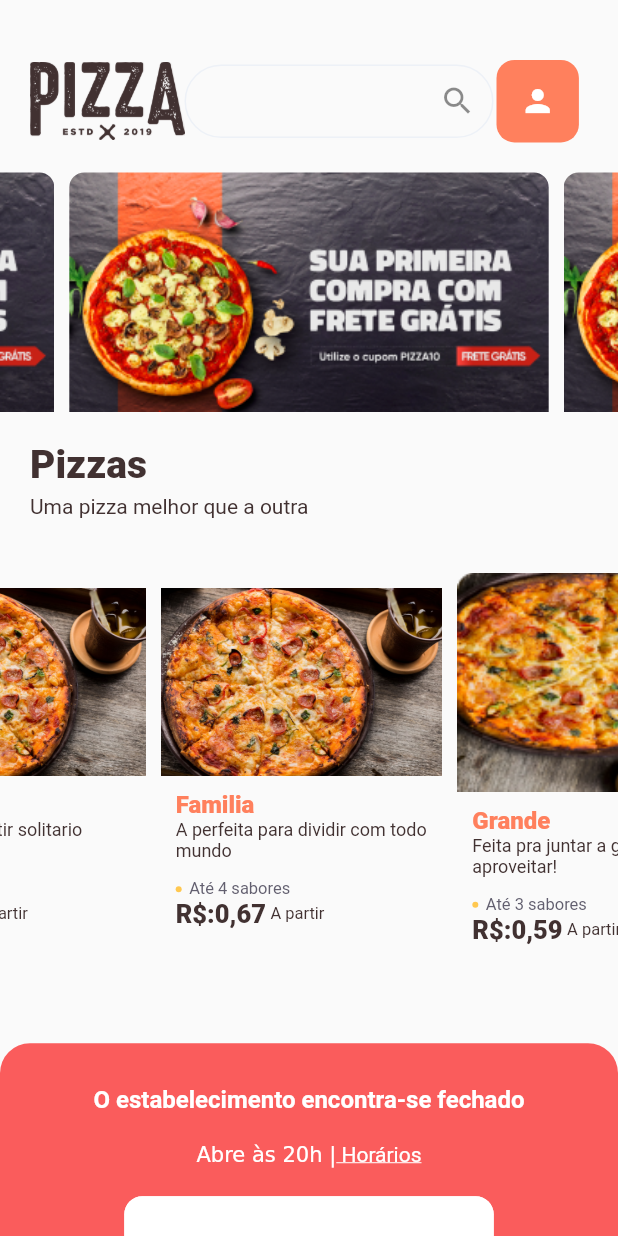
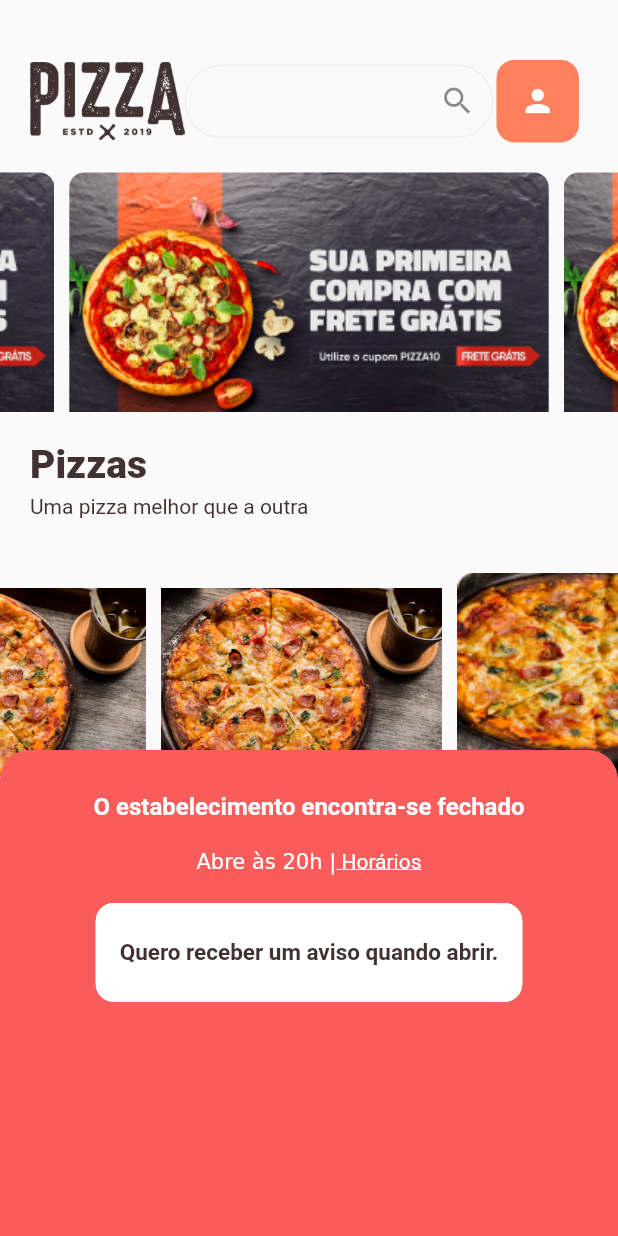
Before and after one commit to gama-devs/WhiteLabel-Mobile, a Flutter app: the Menu screen opened directly, on a phone screen of 412 x 824 dp. Run offline on Flutter 3.47's test engine with Material 2 defaults, Android fonts, the phone set to English and light mode, and no system bars; drawn by our look-alikes of carousel_slider; our stand-ins replace conditional_builder, flutter_spinkit, flutter_svg, mask_text_input_formatter, shared_preferences; accounts and stored records are empty.

Commit message:
arrumando trem ali

```diff
--- a/whitelabel/lib/src/pages/Menu/menu.dart
+++ b/whitelabel/lib/src/pages/Menu/menu.dart
@@ -538,8 +538,7 @@ class _MenuState extends State<Menu> {
       work = true;
     else if (nowTime.hour < 4) {
       work = true;
-    }
-    else
+    } else
       work = false;
     print(work);
 
@@ -592,10 +591,10 @@ class _MenuState extends State<Menu> {
                             clicked = true;
                           });
                         },
-                        child: Text('Desejo acessar mesmo assim',
+                        child: Text('Quero receber um aviso quando abrir.',
                             style: TextStyle(
                                 color: Color(0xFF413131),
-                                fontSize: 16,
+                                fontSize: 15,
                                 fontWeight: FontWeight.w700)),
                         textColor: Colors.white,
                         shape: RoundedRectangleBorder(
@@ -702,18 +701,22 @@ class _MenuState extends State<Menu> {
                           crossAxisAlignment: CrossAxisAlignment.start,
                           children: [listCategories(categories)]),
                     ),
-
-                AnimatedContainer(
-                  color: Colors.transparent,
-                  duration: Duration(milliseconds: 700),
-                  height: work ? 220 : 200,
-                  curve: Curves.easeInOutBack,
-                  child: clicked ? notification : closed,
-                ),
                   ],
                 )),
               ])),
         ),
+        Container(
+          padding: EdgeInsets.only(
+            top: 500,
+          ),
+          child: AnimatedContainer(
+            color: Colors.transparent,
+            duration: Duration(milliseconds: 700),
+            height: work ? 0 : 0,
+            curve: Curves.easeInOutBack,
+            child: clicked ? notification : closed,
+          ),
+        )
       ]),
     );
   }
```
